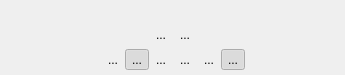
First picture: the form in src/ui/bezierspline_ui.ui, repository KDE/kdenlive, before the edit.
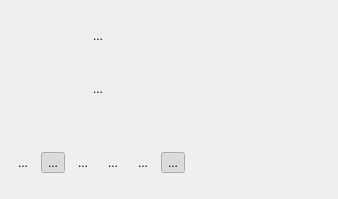
Second picture: the form after the edit.

The edit to the form file:
```diff
--- a/src/ui/bezierspline_ui.ui
+++ b/src/ui/bezierspline_ui.ui
@@ -6,18 +6,12 @@
    <rect>
     <x>0</x>
     <y>0</y>
-    <width>345</width>
-    <height>75</height>
+    <width>338</width>
+    <height>199</height>
    </rect>
   </property>
   <layout class="QGridLayout" name="gridLayout">
-   <property name="margin">
-    <number>0</number>
-   </property>
-   <property name="spacing">
-    <number>0</number>
-   </property>
-   <item row="1" column="0" colspan="9">
+   <item row="0" column="0">
     <widget class="QWidget" name="widgetPoint" native="true">
      <property name="sizePolicy">
       <sizepolicy hsizetype="Preferred" vsizetype="Maximum">
@@ -32,74 +26,31 @@
       <property name="spacing">
        <number>0</number>
       </property>
-      <item row="0" column="0" colspan="7">
+      <item row="0" column="0" colspan="3">
        <widget class="QWidget" name="widget" native="true">
         <layout class="QHBoxLayout" name="horizontalLayout">
          <property name="margin">
           <number>0</number>
          </property>
-         <item>
-          <spacer name="horizontalSpacer">
-           <property name="orientation">
-            <enum>Qt::Horizontal</enum>
-           </property>
-           <property name="sizeHint" stdset="0">
-            <size>
-             <width>40</width>
-             <height>20</height>
-            </size>
-           </property>
-          </spacer>
-         </item>
+         <property name="topMargin">
+          <number>0</number>
+         </property>
+         <property name="rightMargin">
+          <number>0</number>
+         </property>
+         <property name="bottomMargin">
+          <number>0</number>
+         </property>
          <item>
           <layout class="QHBoxLayout" name="layoutP"/>
          </item>
-         <item>
-          <spacer name="horizontalSpacer_2">
-           <property name="orientation">
-            <enum>Qt::Horizontal</enum>
-           </property>
-           <property name="sizeHint" stdset="0">
-            <size>
-             <width>40</width>
-             <height>20</height>
-            </size>
-           </property>
-          </spacer>
-         </item>
         </layout>
        </widget>
       </item>
-      <item row="1" column="2">
-       <spacer name="horizontalSpacer_3">
-        <property name="orientation">
-         <enum>Qt::Horizontal</enum>
-        </property>
-        <property name="sizeHint" stdset="0">
-         <size>
-          <width>40</width>
-          <height>20</height>
-         </size>
-        </property>
-       </spacer>
-      </item>
-      <item row="1" column="3">
-       <widget class="QToolButton" name="buttonLinkHandles">
-        <property name="toolTip">
-         <string>Link the handles' position for current point.&lt;br /&gt;Results in a natural spline.</string>
-        </property>
-        <property name="text">
-         <string>...</string>
-        </property>
-        <property name="checkable">
-         <bool>true</bool>
-        </property>
-        <property name="autoRaise">
-         <bool>true</bool>
-        </property>
-       </widget>
-      </item>
-      <item row="1" column="4">
+     </layout>
+    </widget>
+   </item>
+   <item row="0" column="1">
        <widget class="QToolButton" name="buttonDeletePoint">
         <property name="toolTip">
          <string>Delete current point</string>
@@ -112,29 +63,83 @@
         </property>
        </widget>
       </item>
-      <item row="1" column="5">
-       <spacer name="horizontalSpacer_4">
+   <item row="0" column="2" colspan="2">
+    <spacer name="horizontalSpacer_2">
         <property name="orientation">
          <enum>Qt::Horizontal</enum>
         </property>
         <property name="sizeHint" stdset="0">
          <size>
-          <width>40</width>
-          <height>20</height>
+       <width>133</width>
+       <height>17</height>
          </size>
         </property>
        </spacer>
       </item>
-      <item row="1" column="1">
+   <item row="1" column="0">
        <layout class="QHBoxLayout" name="layoutH1"/>
       </item>
-      <item row="1" column="6">
+   <item row="1" column="1">
+    <widget class="QToolButton" name="buttonLinkHandles">
+     <property name="toolTip">
+      <string>Link the handles' position for current point.&lt;br /&gt;Results in a natural spline.</string>
+     </property>
+     <property name="text">
+      <string>...</string>
+     </property>
+     <property name="checkable">
+      <bool>true</bool>
+     </property>
+     <property name="autoRaise">
+      <bool>true</bool>
+     </property>
+    </widget>
+   </item>
+   <item row="1" column="2" colspan="2">
+    <spacer name="horizontalSpacer_3">
+     <property name="orientation">
+      <enum>Qt::Horizontal</enum>
+     </property>
+     <property name="sizeHint" stdset="0">
+      <size>
+       <width>133</width>
+       <height>46</height>
+      </size>
+     </property>
+    </spacer>
+   </item>
+   <item row="2" column="0">
        <layout class="QHBoxLayout" name="layoutH2"/>
       </item>
-     </layout>
-    </widget>
-   </item>
-   <item row="2" column="2">
+   <item row="2" column="1" colspan="3">
+    <spacer name="horizontalSpacer_4">
+     <property name="orientation">
+      <enum>Qt::Horizontal</enum>
+     </property>
+     <property name="sizeHint" stdset="0">
+      <size>
+       <width>40</width>
+       <height>20</height>
+      </size>
+     </property>
+    </spacer>
+   </item>
+   <item row="3" column="0" colspan="3">
+    <layout class="QHBoxLayout" name="horizontalLayout_2">
+     <item>
+      <widget class="QToolButton" name="buttonResetSpline">
+       <property name="toolTip">
+        <string>Reset the selected spline</string>
+       </property>
+       <property name="text">
+        <string>...</string>
+       </property>
+       <property name="autoRaise">
+        <bool>true</bool>
+       </property>
+      </widget>
+     </item>
+     <item>
     <widget class="QToolButton" name="buttonShowPixmap">
      <property name="toolTip">
       <string>Show background indicating changes caused by modifying the curve.</string>
@@ -153,7 +158,20 @@
      </property>
     </widget>
    </item>
-   <item row="2" column="5">
+     <item>
+      <widget class="QToolButton" name="buttonGridChange">
+       <property name="toolTip">
+        <string>Increases the number of lines in the grid.&lt;br /&gt;After 8 lines it will begin from 0 again.</string>
+       </property>
+       <property name="text">
+        <string>...</string>
+       </property>
+       <property name="autoRaise">
+        <bool>true</bool>
+       </property>
+      </widget>
+     </item>
+     <item>
     <widget class="QToolButton" name="buttonZoomIn">
      <property name="toolTip">
       <string>Zoom in</string>
@@ -166,7 +184,7 @@
      </property>
     </widget>
    </item>
-   <item row="2" column="6">
+     <item>
     <widget class="QToolButton" name="buttonZoomOut">
      <property name="toolTip">
       <string>Zoom out</string>
@@ -179,46 +197,7 @@
      </property>
     </widget>
    </item>
-   <item row="2" column="3">
-    <widget class="QToolButton" name="buttonGridChange">
-     <property name="toolTip">
-      <string>Increases the number of lines in the grid.&lt;br /&gt;After 8 lines it will begin from 0 again.</string>
-     </property>
-     <property name="text">
-      <string>...</string>
-     </property>
-     <property name="autoRaise">
-      <bool>true</bool>
-     </property>
-    </widget>
-   </item>
-   <item row="2" column="8">
-    <spacer name="spacer">
-     <property name="orientation">
-      <enum>Qt::Horizontal</enum>
-     </property>
-     <property name="sizeHint" stdset="0">
-      <size>
-       <width>40</width>
-       <height>20</height>
-      </size>
-     </property>
-    </spacer>
-   </item>
-   <item row="2" column="1">
-    <widget class="QToolButton" name="buttonResetSpline">
-     <property name="toolTip">
-      <string>Reset the selected spline</string>
-     </property>
-     <property name="text">
-      <string>...</string>
-     </property>
-     <property name="autoRaise">
-      <bool>true</bool>
-     </property>
-    </widget>
-   </item>
-   <item row="2" column="7">
+     <item>
     <widget class="QToolButton" name="buttonShowAllHandles">
      <property name="toolTip">
       <string>Show handles for all points or only for the selected one</string>
@@ -237,8 +216,10 @@
      </property>
     </widget>
    </item>
-   <item row="2" column="0">
-    <spacer name="horizontalSpacer_5">
+    </layout>
+   </item>
+   <item row="3" column="3">
+    <spacer name="spacer">
      <property name="orientation">
       <enum>Qt::Horizontal</enum>
      </property>
```
Left out of the diff: 13 changed lines with no effect on the pictures. Lines whose indentation alone changed are shown as unchanged.
